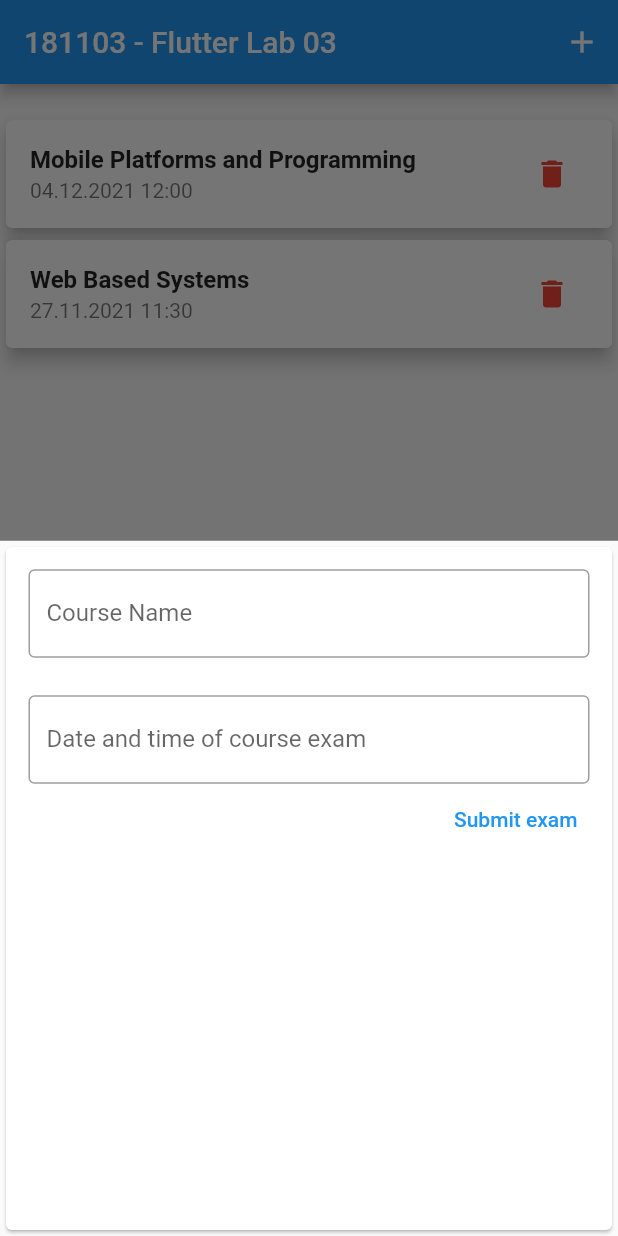
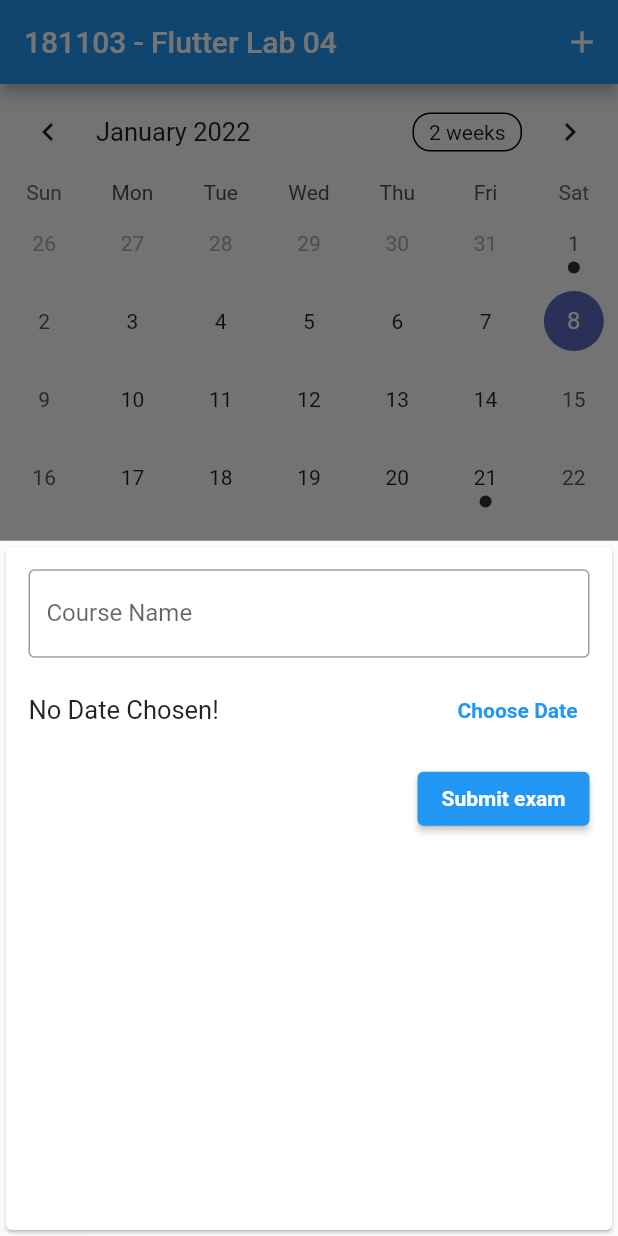
Before and after one commit to kblazeski/flutter-mis-lab03, a Flutter app: the screen it shows after launch, after a tap on the "delete" icon, after a tap on the "add" icon, on a phone screen of 412 x 824 dp. Run offline on Flutter 3.47's test engine with Material 2 defaults, Android fonts, the light colour scheme and no system bars; drawn by our look-alikes of table_calendar; our stand-ins replace flutter_local_notifications.

Commit message:
mis lab04

```diff
--- a/lib/exams_list.dart
+++ b/lib/exams_list.dart
@@ -1,9 +1,10 @@
 import 'package:flutter/material.dart';
-import 'package:flutter_lab03/model/Exam.dart';
+import 'package:flutter_lab03/model/exam.dart';
+import 'package:intl/intl.dart';
 
 class ExamsList extends StatelessWidget {
   final List<Exam> exams;
-  final Function(int) removeExam;
+  final Function(Exam) removeExam;
 
   const ExamsList({
     Key? key,
@@ -24,11 +25,12 @@ class ExamsList extends StatelessWidget {
                 fontWeight: FontWeight.bold,
               ),
             ),
-            subtitle: Text(exams[index].examDateTime),
+            subtitle: Text(
+                '${new DateFormat('dd.MM.yyyy hh:mm').format(exams[index].examDateTime)}'),
             trailing: IconButton(
               icon: const Icon(Icons.delete),
               color: Colors.red,
-              onPressed: () => removeExam(index),
+              onPressed: () => removeExam(exams[index]),
             ),
           ),
         );
--- a/lib/main.dart
+++ b/lib/main.dart
@@ -1,9 +1,39 @@
 import 'package:flutter/material.dart';
 import 'package:flutter_lab03/exams_list.dart';
-import 'package:flutter_lab03/model/Exam.dart';
+import 'package:flutter_lab03/model/exam.dart';
 import 'package:flutter_lab03/new_exam.dart';
+import 'package:flutter_local_notifications/flutter_local_notifications.dart';
+import 'package:intl/intl.dart';
+import 'package:table_calendar/table_calendar.dart';
 
-void main() {
+final FlutterLocalNotificationsPlugin flutterLocalNotificationsPlugin =
+    FlutterLocalNotificationsPlugin();
+
+void main() async {
+  WidgetsFlutterBinding.ensureInitialized();
+
+  var initializationSettingsAndroid =
+      AndroidInitializationSettings('ic_launcher');
+  var initializationSettingsIos = IOSInitializationSettings(
+    requestAlertPermission: true,
+    requestBadgePermission: true,
+    requestSoundPermission: true,
+    onDidReceiveLocalNotification:
+        (int id, String? title, String? body, String? payload) async {},
+  );
+
+  var initializationSettings = InitializationSettings(
+    android: initializationSettingsAndroid,
+    iOS: initializationSettingsIos,
+  );
+
+  await flutterLocalNotificationsPlugin.initialize(initializationSettings,
+      onSelectNotification: (String? payload) async {
+    if (payload != null) {
+      debugPrint('notification payload: ' + payload);
+    }
+  });
+
   runApp(const MyApp());
 }
 
@@ -14,11 +44,11 @@ class MyApp extends StatelessWidget {
   @override
   Widget build(BuildContext context) {
     return MaterialApp(
-      title: '181103 - Flutter Lab 03',
+      title: '181103 - Flutter Lab 04',
       theme: ThemeData(
         primarySwatch: Colors.blue,
       ),
-      home: const MyHomePage(title: '181103 - Flutter Lab 03'),
+      home: const MyHomePage(title: '181103 - Flutter Lab 04'),
     );
   }
 }
@@ -33,23 +63,27 @@ class MyHomePage extends StatefulWidget {
 
 class _MyHomePageState extends State<MyHomePage> {
   final List<Exam> exams = [
-    const Exam(
+    Exam(
       courseName: 'Mobile Information Systems',
-      examDateTime: '01.12.2021 15:00',
+      examDateTime: DateTime(2022, 1, 1, 17, 0),
     ),
-    const Exam(
+    Exam(
       courseName: 'Mobile Platforms and Programming',
-      examDateTime: '04.12.2021 12:00',
+      examDateTime: DateTime(2022, 1, 8, 12, 30),
     ),
-    const Exam(
+    Exam(
       courseName: 'Web Based Systems',
-      examDateTime: '27.11.2021 11:30',
+      examDateTime: DateTime(2022, 1, 21, 10, 0),
     ),
   ];
 
-  void addNewExam(String courseName, String examDateTime) {
+  DateTime _selectedDay = DateTime.now();
+  DateTime _focusedDay = DateTime.now();
+
+  void addNewExam(String courseName, DateTime examDateTime) {
     var exam = Exam(courseName: courseName, examDateTime: examDateTime);
 
+    scheduleNotification(exam);
     setState(() {
       exams.add(exam);
     });
@@ -70,10 +104,48 @@ class _MyHomePageState extends State<MyHomePage> {
     );
   }
 
-  void removeExam(int index) {
+  void removeExam(Exam exam) {
     setState(() {
-      exams.removeAt(index);
+      exams.remove(exam);
     });
+  }
+
+  List<Exam> _getEventsForDay(DateTime day) {
+    var eventsForDay = exams.where((element) {
+      var elementDateTime = element.examDateTime;
+      return elementDateTime.year == day.year &&
+          elementDateTime.month == day.month &&
+          elementDateTime.day == day.day;
+    }).toList();
+    return eventsForDay;
+  }
+
+  void scheduleNotification(Exam exam) async {
+    var androidPlatformChannelSpecifics = const AndroidNotificationDetails(
+      'alarm_notif',
+      'alarm_notif',
+      icon: 'ic_launcher',
+      largeIcon: DrawableResourceAndroidBitmap('ic_launcher'),
+    );
+
+    var formattedDateTime = new DateFormat('hh:mm').format(exam.examDateTime);
+
+    var platformChannelSpecifics = NotificationDetails(
+      android: androidPlatformChannelSpecifics,
+    );
+
+    // reminder before 15minutes of the examDateTime
+    var scheduledTime = exam.examDateTime.subtract(
+      Duration(minutes: 15),
+    );
+
+    await flutterLocalNotificationsPlugin.schedule(
+      0,
+      'Exam',
+      'You have incoming exam for the course: ${exam.courseName} at $formattedDateTime ',
+      scheduledTime,
+      platformChannelSpecifics,
+    );
   }
 
   @override
@@ -88,13 +160,31 @@ class _MyHomePageState extends State<MyHomePage> {
           ),
         ],
       ),
-      body: Container(
-        margin: const EdgeInsets.only(top: 20),
-        width: double.infinity,
-        child: exams.length <= 0
-            ? const Text('There are no exams entered!',
-                textAlign: TextAlign.center)
-            : ExamsList(exams: exams, removeExam: removeExam),
+      body: Column(
+        children: [
+          TableCalendar<Exam>(
+            firstDay: DateTime.utc(2010, 10, 16),
+            lastDay: DateTime.utc(2030, 3, 14),
+            focusedDay: _focusedDay,
+            selectedDayPredicate: (day) {
+              return isSameDay(_selectedDay, day);
+            },
+            onDaySelected: (selectedDay, focusedDay) {
+              setState(() {
+                _selectedDay = selectedDay;
+                _focusedDay = focusedDay; // update `_focusedDay` here as well
+              });
+            },
+            eventLoader: _getEventsForDay,
+          ),
+          SizedBox(height: 8.0),
+          Expanded(
+            child: ExamsList(
+              exams: _getEventsForDay(_selectedDay),
+              removeExam: removeExam,
+            ),
+          ),
+        ],
       ),
     );
   }
--- a/lib/model/Exam.dart
+++ b/lib/model/exam.dart
@@ -1,6 +1,6 @@
 class Exam {
   final String courseName;
-  final String examDateTime;
+  final DateTime examDateTime;
 
   const Exam({required this.courseName, required this.examDateTime});
 }
--- a/lib/new_exam.dart
+++ b/lib/new_exam.dart
@@ -1,7 +1,8 @@
 import 'package:flutter/material.dart';
+import 'package:intl/intl.dart';
 
 class NewExam extends StatefulWidget {
-  final Function(String, String) addNewExam;
+  final Function(String, DateTime) addNewExam;
   const NewExam({Key? key, required this.addNewExam}) : super(key: key);
 
   @override
@@ -10,17 +11,45 @@ class NewExam extends StatefulWidget {
 
 class _NewExamState extends State<NewExam> {
   final courseNameController = TextEditingController();
-  final dateAndTimeController = TextEditingController();
+
+  DateTime? _selectedDate;
 
   void submitData() {
-    if (courseNameController.text.isNotEmpty &&
-        dateAndTimeController.text.isNotEmpty) {
+    if (courseNameController.text.isNotEmpty && _selectedDate != null) {
       widget.addNewExam(
         courseNameController.text,
-        dateAndTimeController.text,
+        _selectedDate!,
       );
       Navigator.of(context).pop();
     }
+  }
+
+  void _presentDatePicker() {
+    showDatePicker(
+      context: context,
+      initialDate: DateTime.now(),
+      firstDate: DateTime(2019),
+      lastDate: DateTime(3000),
+    ).then((pickedDate) {
+      if (pickedDate == null) {
+        return;
+      }
+
+      DateTime finalDate = pickedDate;
+
+      showTimePicker(context: context, initialTime: TimeOfDay.now())
+          .then((pickedTime) {
+        if (pickedTime == null) {
+          return;
+        }
+        finalDate = DateTime(pickedDate.year, pickedDate.month, pickedDate.day,
+            pickedTime.hour, pickedTime.minute);
+
+        setState(() {
+          _selectedDate = finalDate;
+        });
+      });
+    });
   }
 
   @override
@@ -39,19 +68,41 @@ class _NewExamState extends State<NewExam> {
                 ),
                 controller: courseNameController,
               ),
-              const SizedBox(
-                height: 25,
+              Container(
+                height: 70,
+                child: Row(
+                  children: [
+                    Flexible(
+                      fit: FlexFit.tight,
+                      child: Text(
+                        _selectedDate == null
+                            ? 'No Date Chosen!'
+                            : 'Picked Date: ${new DateFormat('dd.MM.yyyy hh:mm').format(_selectedDate!)}',
+                        style: TextStyle(
+                          fontSize: 17,
+                        ),
+                      ),
+                    ),
+                    TextButton(
+                      onPressed: _presentDatePicker,
+                      child: Text(
+                        'Choose Date',
+                        style: TextStyle(
+                          fontWeight: FontWeight.bold,
+                        ),
+                      ),
+                    )
+                  ],
+                ),
               ),
-              TextField(
-                decoration: const InputDecoration(
-                  labelText: 'Date and time of course exam',
-                  border: OutlineInputBorder(),
+              ElevatedButton(
+                onPressed: submitData,
+                child: const Text(
+                  'Submit exam',
+                  style: TextStyle(
+                    fontWeight: FontWeight.bold,
+                  ),
                 ),
-                controller: dateAndTimeController,
-              ),
-              TextButton(
-                onPressed: submitData,
-                child: const Text('Submit exam'),
               )
             ],
           ),
--- a/pubspec.yaml
+++ b/pubspec.yaml
@@ -34,6 +34,9 @@ dependencies:
   # The following adds the Cupertino Icons font to your application.
   # Use with the CupertinoIcons class for iOS style icons.
   cupertino_icons: ^1.0.2
+  table_calendar: ^3.0.3
+  intl: ^0.17.0
+  flutter_local_notifications: ^9.2.0
 
 dev_dependencies:
   flutter_test:
```
Also changed, not shown: pubspec.lock, 1 other file.
